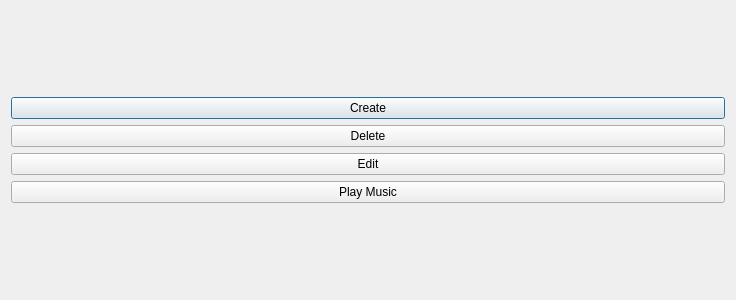
Before: the Qt Designer form ui/playlistchoicewindow.ui in Avesta85/JukeBox, drawn with Qt 5.
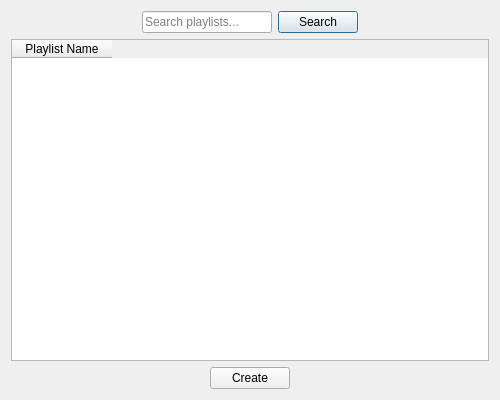
After: the same form once the commit is applied.

```diff
--- a/ui/playlistchoicewindow.ui
+++ b/ui/playlistchoicewindow.ui
@@ -6,43 +6,107 @@
    <rect>
     <x>0</x>
     <y>0</y>
-    <width>736</width>
-    <height>300</height>
+    <width>500</width>
+    <height>400</height>
    </rect>
   </property>
   <property name="windowTitle">
    <string>Dialog</string>
   </property>
-  <layout class="QGridLayout" name="gridLayout">
-   <item row="0" column="0">
-    <layout class="QVBoxLayout" name="verticalLayout">
+  <layout class="QVBoxLayout" name="verticalLayout_main">
+   <item>
+    <layout class="QHBoxLayout" name="horizontalLayout_search">
+     <item>
+      <spacer name="horizontalSpacer_left">
+       <property name="orientation">
+        <enum>Qt::Horizontal</enum>
+       </property>
+       <property name="sizeHint" stdset="0">
+        <size>
+         <width>40</width>
+         <height>20</height>
+        </size>
+       </property>
+      </spacer>
+     </item>
+     <item>
+      <widget class="QLineEdit" name="lineEdit_search">
+       <property name="placeholderText">
+        <string>Search playlists...</string>
+       </property>
+      </widget>
+     </item>
+     <item>
+      <widget class="QPushButton" name="pushButton_search">
+       <property name="text">
+        <string>Search</string>
+       </property>
+      </widget>
+     </item>
+     <item>
+      <spacer name="horizontalSpacer_right">
+       <property name="orientation">
+        <enum>Qt::Horizontal</enum>
+       </property>
+       <property name="sizeHint" stdset="0">
+        <size>
+         <width>40</width>
+         <height>20</height>
+        </size>
+       </property>
+      </spacer>
+     </item>
+    </layout>
+   </item>
+   <item>
+    <widget class="QTableWidget" name="tableWidget_playlists">
+     <property name="contextMenuPolicy">
+      <enum>Qt::CustomContextMenu</enum>
+     </property>
+     <column>
+      <property name="text">
+       <string>Playlist Name</string>
+      </property>
+     </column>
+    </widget>
+   </item>
+   <item>
+    <layout class="QHBoxLayout" name="horizontalLayout_create">
+     <item>
+      <spacer name="horizontalSpacer_create_left">
+       <property name="orientation">
+        <enum>Qt::Horizontal</enum>
+       </property>
+       <property name="sizeHint" stdset="0">
+        <size>
+         <width>40</width>
+         <height>20</height>
+        </size>
+       </property>
+      </spacer>
+     </item>
      <item>
       <widget class="QPushButton" name="pushButton_create">
        <property name="text">
         <string>Create</string>
        </property>
-      </widget>
-     </item>
-     <item>
-      <widget class="QPushButton" name="pushButton_delete">
-       <property name="text">
-        <string>Delete</string>
+       <property name="minimumWidth">
+        <number>120</number>
        </property>
       </widget>
      </item>
      <item>
-      <widget class="QPushButton" name="pushButton_edite">
-       <property name="text">
-        <string>Edit</string>
+      <spacer name="horizontalSpacer_create_right">
+       <property name="orientation">
+        <enum>Qt::Horizontal</enum>
        </property>
-      </widget>
-     </item>
-     <item>
-      <widget class="QPushButton" name="pushButton_play_music">
-       <property name="text">
-        <string>Play Music</string>
+       <property name="sizeHint" stdset="0">
+        <size>
+         <width>40</width>
+         <height>20</height>
+        </size>
        </property>
-      </widget>
+      </spacer>
      </item>
     </layout>
    </item>
```
Left out of the diff: 2 changed lines with no effect on the pictures.
